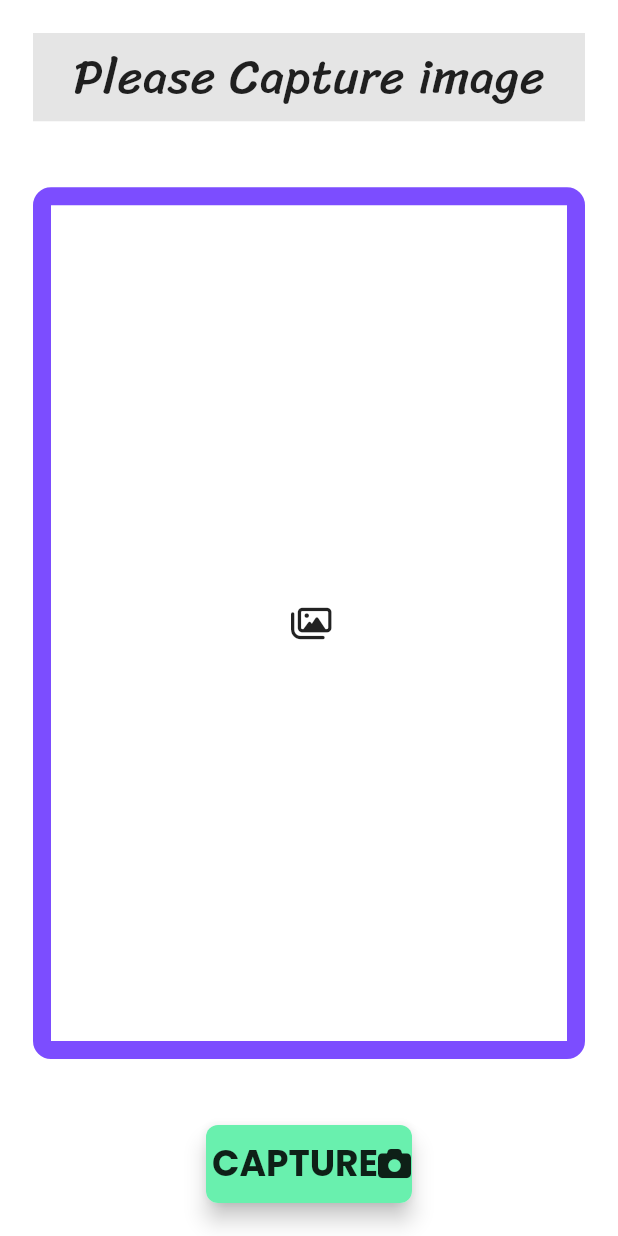
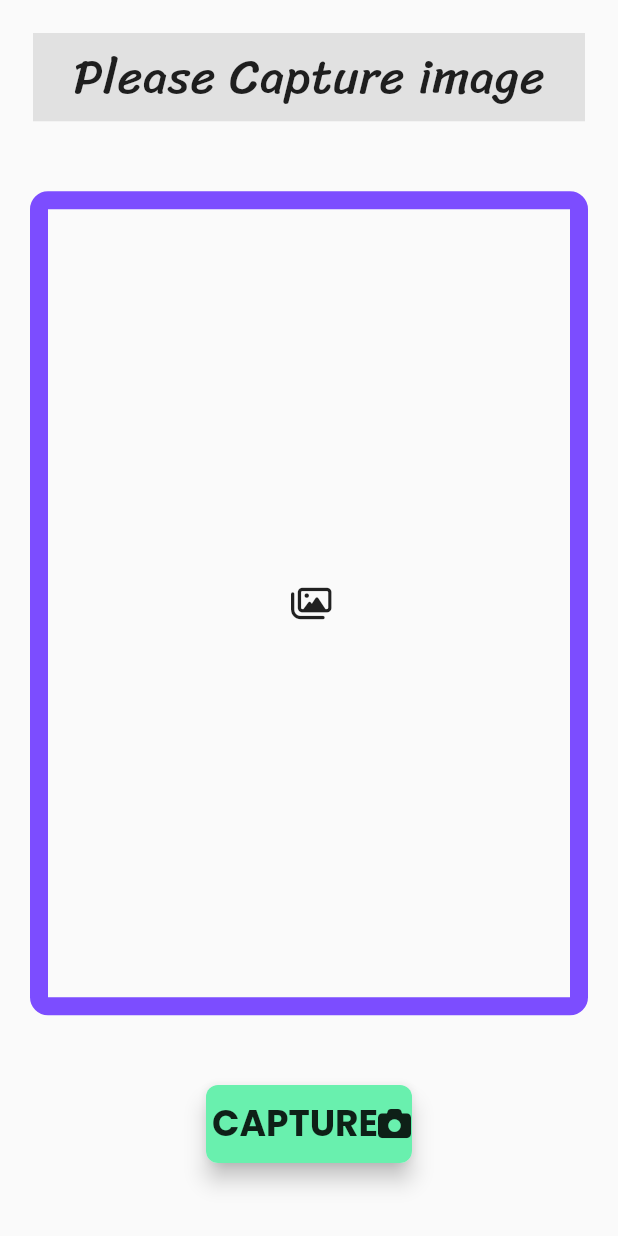
Before and after one commit to babasahi/Nebat, a Flutter app: the screen it shows after launch, on a phone screen of 412 x 824 dp. Run offline on Flutter 3.47's test engine with Material 2 defaults, Android fonts, the light colour scheme and no system bars; drawn by our look-alikes of modal_progress_hud_nsn; our stand-ins replace font_awesome_flutter, image_picker.

Commit message:
new changes

```diff
--- a/lib/components/home_screen_components.dart
+++ b/lib/components/home_screen_components.dart
@@ -17,16 +17,17 @@
 class _CameraWidgetState extends State<CameraWidget> {
   @override
   Widget build(BuildContext context) {
-    return Expanded(
-      child: GestureDetector(
+    return GestureDetector(
       onTap: (() async {
         await Provider.of<IdentificationProvider>(context, listen: false)
             .pickImage();
       }),
       child: Container(
-          height: (MediaQuery.of(context).size.height / 3),
         width: double.infinity,
-          margin: const EdgeInsets.all(22),
+        height: Provider.of<IdentificationProvider>(context).plants.isEmpty
+            ? MediaQuery.of(context).size.height / 1.5
+            : MediaQuery.of(context).size.height / 2.5,
+        margin: const EdgeInsets.symmetric(horizontal: 20),
         decoration: BoxDecoration(
           borderRadius: const BorderRadius.all(Radius.circular(12)),
           border: Border.all(width: 12, color: Colors.deepPurpleAccent),
@@ -34,14 +35,14 @@
         child: Provider.of<IdentificationProvider>(context).isImageSet
             ? Center(
                 child: Image(
-                  image: FileImage(Provider.of<IdentificationProvider>(context,
-                          listen: false)
+                height: double.infinity,
+                image: FileImage(
+                    Provider.of<IdentificationProvider>(context, listen: false)
                         .image),
                 fit: BoxFit.cover,
                 width: double.infinity,
               ))
             : const Center(child: Icon(FontAwesomeIcons.images)),
-        ),
       ),
     );
   }
@@ -70,7 +71,8 @@
           buttonTriggered(context);
         },
         child: Container(
-          margin: const EdgeInsets.symmetric(vertical: 22),
+          margin: EdgeInsets.symmetric(
+              vertical: 22, horizontal: MediaQuery.of(context).size.width / 3),
           child: Material(
             elevation: 6,
             borderRadius: const BorderRadius.all(Radius.circular(8)),
```
Also changed, not shown: lib/screens/home_screen.dart (+77 -10 lines). Lines whose indentation alone changed are shown as unchanged.
